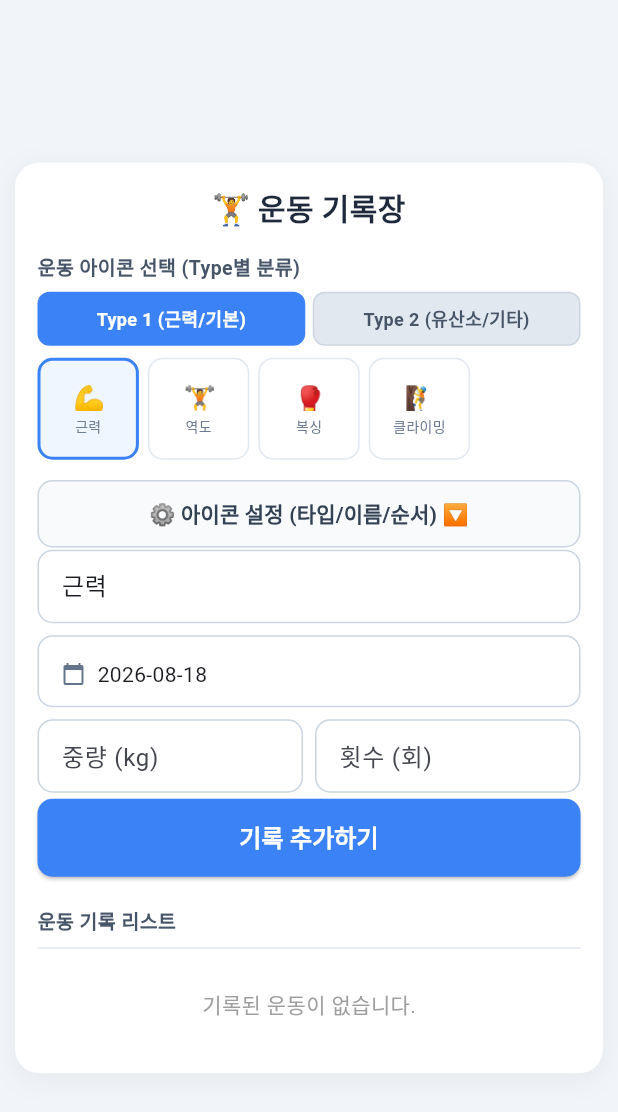
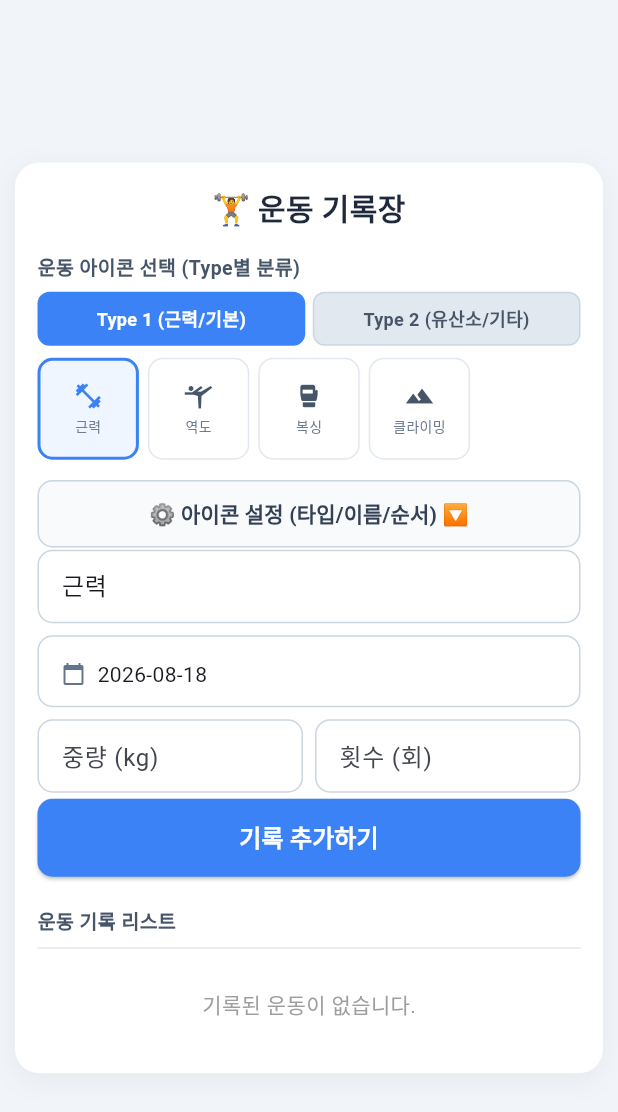
Before and after one commit to Eunseo-415/workout, a Flutter app: the screen it shows after launch, on a phone screen of 412 x 824 dp. Shown: the top 1112 px of the screen. Run offline on Flutter 3.47's test engine with Material 3 defaults, Android fonts, the phone set to English and light mode, and no system bars; our stand-ins replace image_picker, shared_preferences.

Commit message:
Replace emoji icons with Material vector icons
Removing FittedBox didn't fix the tofu rendering, which points to an
engine-level color-emoji limitation (Skia/Impeller) rather than a
transform issue. Swap the whole default icon set from emoji glyphs to
Flutter's built-in Material IconData (fitness_center, directions_run,
etc.), which is a normal vector font glyph and renders identically
everywhere. WorkoutIcon/WorkoutRecord now persist iconCodePoint/
iconFontFamily/iconFontPackage instead of an emoji string; custom
image icons are unaffected.

```diff
--- a/lib/models/workout_icon.dart
+++ b/lib/models/workout_icon.dart
@@ -1,29 +1,60 @@
+import 'package:flutter/material.dart';
+
 /// 운동 아이콘 한 개를 나타내는 모델.
-/// `emoji`(이모지) 또는 `imageBase64`(사용자가 갤러리에서 추가한 이미지) 중
-/// 하나를 사용해 시각적으로 표현하고, `type`으로 Type1/Type2 탭을 구분한다.
+/// `imageBase64`(사용자가 갤러리에서 추가한 이미지) 또는
+/// `iconCodePoint`+`iconFontFamily`(내장 벡터 아이콘) 중 하나로 시각적으로
+/// 표현하고, `type`으로 Type1/Type2 탭을 구분한다.
+///
+/// 이모지 대신 Flutter 내장 아이콘 폰트를 쓰는 이유: 일부 플랫폼/렌더러
+/// 조합(Skia·Impeller)에서 컬러 이모지 글리프가 깨진 사각형(tofu)으로
+/// 표시되는 문제가 있어, 항상 동일하게 그려지는 벡터 아이콘을 사용한다.
 class WorkoutIcon {
   static int _counter = 0;
 
   /// 위젯 key 용도로만 쓰이는 세션 내 고유 id (직렬화하지 않음).
   final int id;
 
-  String? emoji;
+  int? iconCodePoint;
+  String? iconFontFamily;
+  String? iconFontPackage;
   String? imageBase64;
   String name;
   String type; // 'type1' or 'type2'
 
   WorkoutIcon({
-    this.emoji,
+    this.iconCodePoint,
+    this.iconFontFamily,
+    this.iconFontPackage,
     this.imageBase64,
     required this.name,
     required this.type,
   }) : id = _counter++;
 
+  WorkoutIcon.fromIconData(
+    IconData icon, {
+    this.imageBase64,
+    required this.name,
+    required this.type,
+  })  : iconCodePoint = icon.codePoint,
+        iconFontFamily = icon.fontFamily,
+        iconFontPackage = icon.fontPackage,
+        id = _counter++;
+
   bool get isImage => imageBase64 != null && imageBase64!.isNotEmpty;
+
+  IconData? get iconData => iconCodePoint == null
+      ? null
+      : IconData(
+          iconCodePoint!,
+          fontFamily: iconFontFamily,
+          fontPackage: iconFontPackage,
+        );
 
   factory WorkoutIcon.fromJson(Map<String, dynamic> json) {
     return WorkoutIcon(
-      emoji: json['emoji'] as String?,
+      iconCodePoint: json['iconCodePoint'] as int?,
+      iconFontFamily: json['iconFontFamily'] as String?,
+      iconFontPackage: json['iconFontPackage'] as String?,
       imageBase64: json['imageBase64'] as String?,
       name: json['name'] as String? ?? '',
       type: json['type'] as String? ?? 'type1',
@@ -31,7 +62,9 @@ class WorkoutIcon {
   }
 
   Map<String, dynamic> toJson() => {
-        'emoji': emoji,
+        'iconCodePoint': iconCodePoint,
+        'iconFontFamily': iconFontFamily,
+        'iconFontPackage': iconFontPackage,
         'imageBase64': imageBase64,
         'name': name,
         'type': type,
@@ -39,14 +72,14 @@ class WorkoutIcon {
 }
 
 List<WorkoutIcon> defaultWorkoutIcons() => [
-      WorkoutIcon(emoji: '💪', name: '근력', type: 'type1'),
-      WorkoutIcon(emoji: '🏋️', name: '역도', type: 'type1'),
-      WorkoutIcon(emoji: '🥊', name: '복싱', type: 'type1'),
-      WorkoutIcon(emoji: '🧗', name: '클라이밍', type: 'type1'),
-      WorkoutIcon(emoji: '🏃', name: '유산소', type: 'type2'),
-      WorkoutIcon(emoji: '🚴', name: '사이클', type: 'type2'),
-      WorkoutIcon(emoji: '🏊', name: '수영', type: 'type2'),
-      WorkoutIcon(emoji: '🧘', name: '요가', type: 'type2'),
-      WorkoutIcon(emoji: '🎾', name: '테니스', type: 'type2'),
-      WorkoutIcon(emoji: '⚽', name: '축구', type: 'type2'),
+      WorkoutIcon.fromIconData(Icons.fitness_center, name: '근력', type: 'type1'),
+      WorkoutIcon.fromIconData(Icons.sports_gymnastics, name: '역도', type: 'type1'),
+      WorkoutIcon.fromIconData(Icons.sports_mma, name: '복싱', type: 'type1'),
+      WorkoutIcon.fromIconData(Icons.terrain, name: '클라이밍', type: 'type1'),
+      WorkoutIcon.fromIconData(Icons.directions_run, name: '유산소', type: 'type2'),
+      WorkoutIcon.fromIconData(Icons.directions_bike, name: '사이클', type: 'type2'),
+      WorkoutIcon.fromIconData(Icons.pool, name: '수영', type: 'type2'),
+      WorkoutIcon.fromIconData(Icons.self_improvement, name: '요가', type: 'type2'),
+      WorkoutIcon.fromIconData(Icons.sports_tennis, name: '테니스', type: 'type2'),
+      WorkoutIcon.fromIconData(Icons.sports_soccer, name: '축구', type: 'type2'),
     ];
--- a/lib/models/workout_record.dart
+++ b/lib/models/workout_record.dart
@@ -1,6 +1,8 @@
 /// 저장된 운동 기록 한 건.
 class WorkoutRecord {
-  String? iconEmoji;
+  int? iconCodePoint;
+  String? iconFontFamily;
+  String? iconFontPackage;
   String? iconImageBase64;
   String iconName;
   String name;
@@ -9,7 +11,9 @@ class WorkoutRecord {
   String reps;
 
   WorkoutRecord({
-    this.iconEmoji,
+    this.iconCodePoint,
+    this.iconFontFamily,
+    this.iconFontPackage,
     this.iconImageBase64,
     required this.iconName,
     required this.name,
@@ -19,7 +23,9 @@ class WorkoutRecord {
   });
 
   factory WorkoutRecord.fromJson(Map<String, dynamic> json) => WorkoutRecord(
-        iconEmoji: json['iconEmoji'] as String?,
+        iconCodePoint: json['iconCodePoint'] as int?,
+        iconFontFamily: json['iconFontFamily'] as String?,
+        iconFontPackage: json['iconFontPackage'] as String?,
         iconImageBase64: json['iconImageBase64'] as String?,
         iconName: json['iconName'] as String? ?? '',
         name: json['name'] as String? ?? '',
@@ -29,7 +35,9 @@ class WorkoutRecord {
       );
 
   Map<String, dynamic> toJson() => {
-        'iconEmoji': iconEmoji,
+        'iconCodePoint': iconCodePoint,
+        'iconFontFamily': iconFontFamily,
+        'iconFontPackage': iconFontPackage,
         'iconImageBase64': iconImageBase64,
         'iconName': iconName,
         'name': name,
--- a/lib/screens/home_screen.dart
+++ b/lib/screens/home_screen.dart
@@ -189,7 +189,9 @@ class _HomeScreenState extends State<HomeScreen> {
         : (_selectedIndex < _icons.length ? _icons[_selectedIndex] : _icons[0]);
 
     final record = WorkoutRecord(
-      iconEmoji: icon?.emoji,
+      iconCodePoint: icon?.iconCodePoint,
+      iconFontFamily: icon?.iconFontFamily,
+      iconFontPackage: icon?.iconFontPackage,
       iconImageBase64: icon?.imageBase64,
       iconName: icon?.name ?? '',
       name: name,
@@ -402,7 +404,14 @@ class _HomeScreenState extends State<HomeScreen> {
               mainAxisAlignment: MainAxisAlignment.center,
               mainAxisSize: MainAxisSize.min,
               children: [
-                IconVisual(emoji: icon.emoji, imageBase64: icon.imageBase64, size: 20),
+                IconVisual(
+                  iconCodePoint: icon.iconCodePoint,
+                  iconFontFamily: icon.iconFontFamily,
+                  iconFontPackage: icon.iconFontPackage,
+                  imageBase64: icon.imageBase64,
+                  size: 20,
+                  color: selected ? _primaryColor : const Color(0xFF475569),
+                ),
                 const SizedBox(height: 4),
                 SizedBox(
                   height: 13,
@@ -506,7 +515,13 @@ class _HomeScreenState extends State<HomeScreen> {
           SizedBox(
             width: 24,
             child: Center(
-              child: IconVisual(emoji: icon.emoji, imageBase64: icon.imageBase64, size: 18),
+              child: IconVisual(
+                iconCodePoint: icon.iconCodePoint,
+                iconFontFamily: icon.iconFontFamily,
+                iconFontPackage: icon.iconFontPackage,
+                imageBase64: icon.imageBase64,
+                size: 18,
+              ),
             ),
           ),
           const SizedBox(width: 6),
@@ -649,9 +664,12 @@ class _HomeScreenState extends State<HomeScreen> {
                 width: 28,
                 child: Center(
                   child: IconVisual(
-                    emoji: record.iconEmoji,
+                    iconCodePoint: record.iconCodePoint,
+                    iconFontFamily: record.iconFontFamily,
+                    iconFontPackage: record.iconFontPackage,
                     imageBase64: record.iconImageBase64,
                     size: 22,
+                    color: _primaryColor,
                   ),
                 ),
               ),
--- a/lib/widgets/icon_visual.dart
+++ b/lib/widgets/icon_visual.dart
@@ -2,17 +2,27 @@ import 'dart:convert';
 
 import 'package:flutter/material.dart';
 
-/// 이모지 또는 base64 이미지를 동일한 자리에 렌더링하는 아이콘 표시 위젯.
+/// 커스텀 이미지 또는 내장 벡터 아이콘을 동일한 자리에 렌더링하는 위젯.
+///
+/// 이모지 대신 벡터 아이콘(`IconData`)을 쓰는 이유: 컬러 이모지 글리프는
+/// 일부 Skia/Impeller 렌더러 조합에서 깨진 사각형(tofu)으로 표시되는
+/// 문제가 있어, 플랫폼에 상관없이 항상 동일하게 그려지는 아이콘 폰트를 쓴다.
 class IconVisual extends StatelessWidget {
-  final String? emoji;
+  final int? iconCodePoint;
+  final String? iconFontFamily;
+  final String? iconFontPackage;
   final String? imageBase64;
   final double size;
+  final Color? color;
 
   const IconVisual({
     super.key,
-    this.emoji,
+    this.iconCodePoint,
+    this.iconFontFamily,
+    this.iconFontPackage,
     this.imageBase64,
     this.size = 20,
+    this.color,
   });
 
   @override
@@ -32,19 +42,16 @@ class IconVisual extends StatelessWidget {
         return SizedBox(width: size, height: size);
       }
     }
-    // Note: color emoji glyphs render as tofu boxes when drawn through a
-    // scale transform (e.g. FittedBox) on some Skia/Impeller builds, so the
-    // size is fixed via fontSize + a clipped SizedBox instead of scaling.
-    return ClipRect(
-      child: SizedBox(
-        width: size,
-        height: size,
-        child: Center(
-          child: Text(
-            emoji ?? '',
-            style: TextStyle(fontSize: size * 0.85),
-          ),
-        ),
+    if (iconCodePoint == null) {
+      return SizedBox(width: size, height: size);
+    }
+    return SizedBox(
+      width: size,
+      height: size,
+      child: Icon(
+        IconData(iconCodePoint!, fontFamily: iconFontFamily, fontPackage: iconFontPackage),
+        size: size,
+        color: color ?? const Color(0xFF334155),
       ),
     );
   }
```
